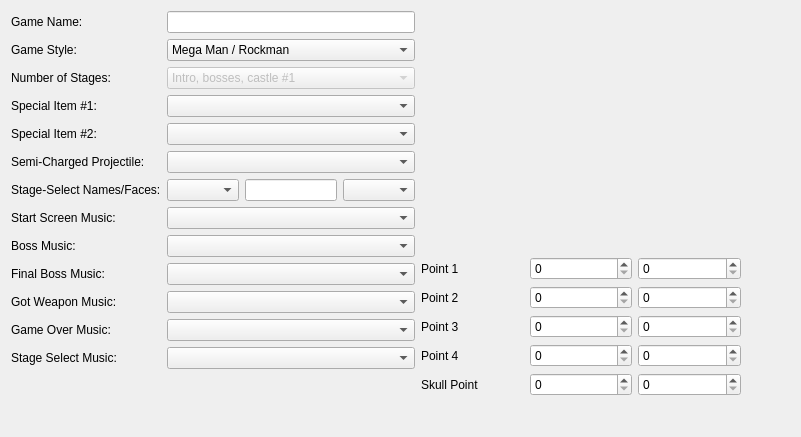
Old version of the form editor/mainwindow_tab/game_properties_tab.ui in the repository protoman/rockbot.
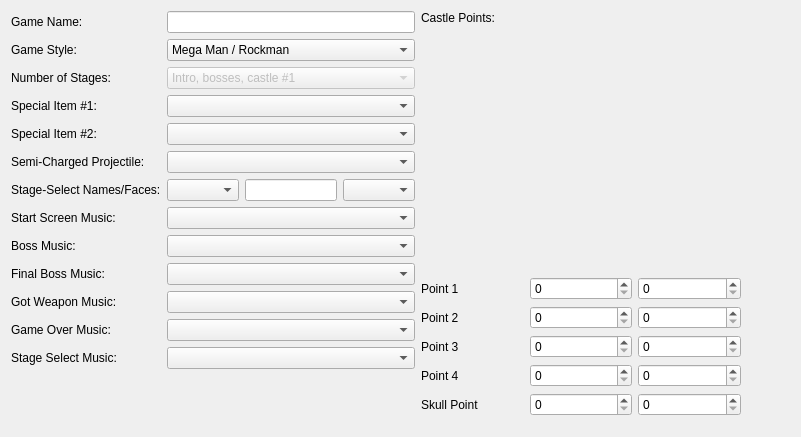
New version of the form. Custom widgets are drawn as their Qt base class.

The edit to the form file:
```diff
--- a/editor/mainwindow_tab/game_properties_tab.ui
+++ b/editor/mainwindow_tab/game_properties_tab.ui
@@ -216,6 +216,13 @@
      <property name="rightMargin">
       <number>0</number>
      </property>
+     <item>
+      <widget class="QLabel" name="label_19">
+       <property name="text">
+        <string>Castle Points:</string>
+       </property>
+      </widget>
+     </item>
      <item>
       <widget class="CastlePointsPreviewArea" name="castlePointsPreviewArea" native="true">
        <property name="minimumSize">
```
